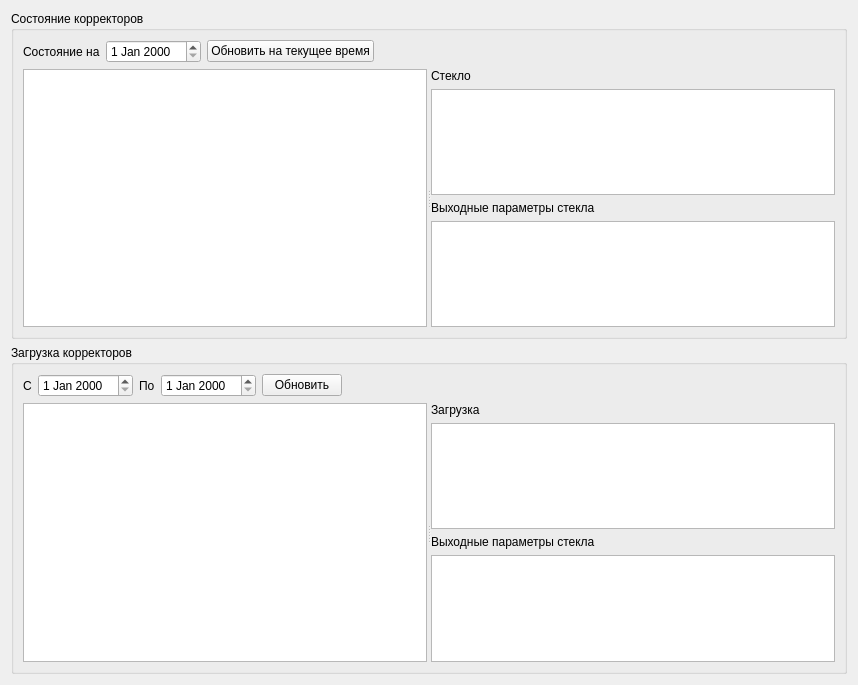
Old version of the form formkorr.ui in the repository Sergeyego/el_glass.
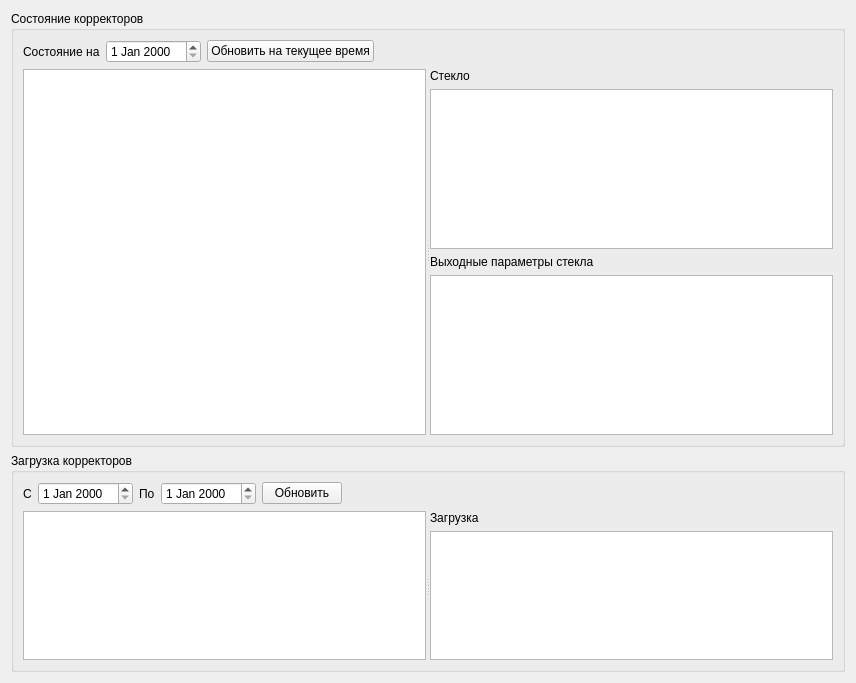
New version of the form. Custom widgets are drawn as their Qt base class.

```diff
--- a/formkorr.ui
+++ b/formkorr.ui
@@ -6,8 +6,8 @@
    <rect>
     <x>0</x>
     <y>0</y>
-    <width>858</width>
-    <height>685</height>
+    <width>856</width>
+    <height>683</height>
    </rect>
   </property>
   <property name="windowTitle">
@@ -178,16 +178,6 @@
           <item>
            <widget class="DbViewer" name="tableViewLoadGlass"/>
           </item>
-          <item>
-           <widget class="QLabel" name="labelLoadPar">
-            <property name="text">
-             <string>Выходные параметры стекла</string>
-            </property>
-           </widget>
-          </item>
-          <item>
-           <widget class="DbViewer" name="tableViewLoadPar"/>
-          </item>
          </layout>
         </widget>
        </widget>
@@ -198,16 +188,16 @@
   </layout>
  </widget>
  <customwidgets>
-  <customwidget>
-   <class>DbViewer</class>
-   <extends>QTableView</extends>
-   <header>db/dbviewer.h</header>
-  </customwidget>
   <customwidget>
    <class>DateEdit</class>
    <extends>QDateEdit</extends>
    <header>db/dbviewer.h</header>
   </customwidget>
+  <customwidget>
+   <class>DbViewer</class>
+   <extends>QTableView</extends>
+   <header>db/dbviewer.h</header>
+  </customwidget>
  </customwidgets>
  <resources/>
  <connections/>
```
